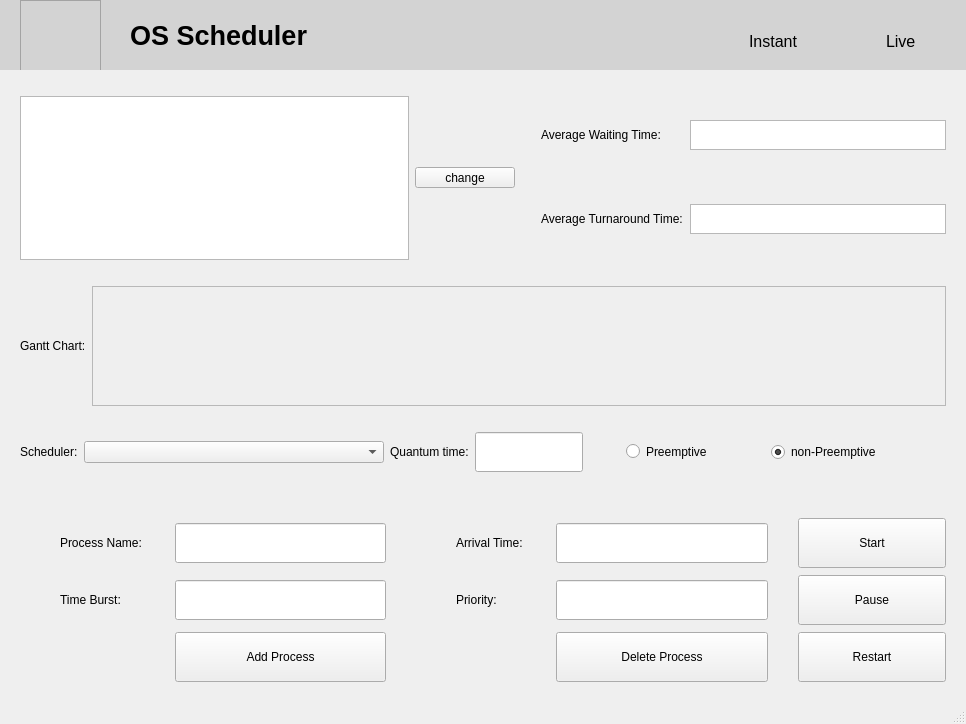
Before: the Qt Designer form frontend/mainwindow.ui in ASolimanA/OS-Scheduler, drawn with Qt 5.
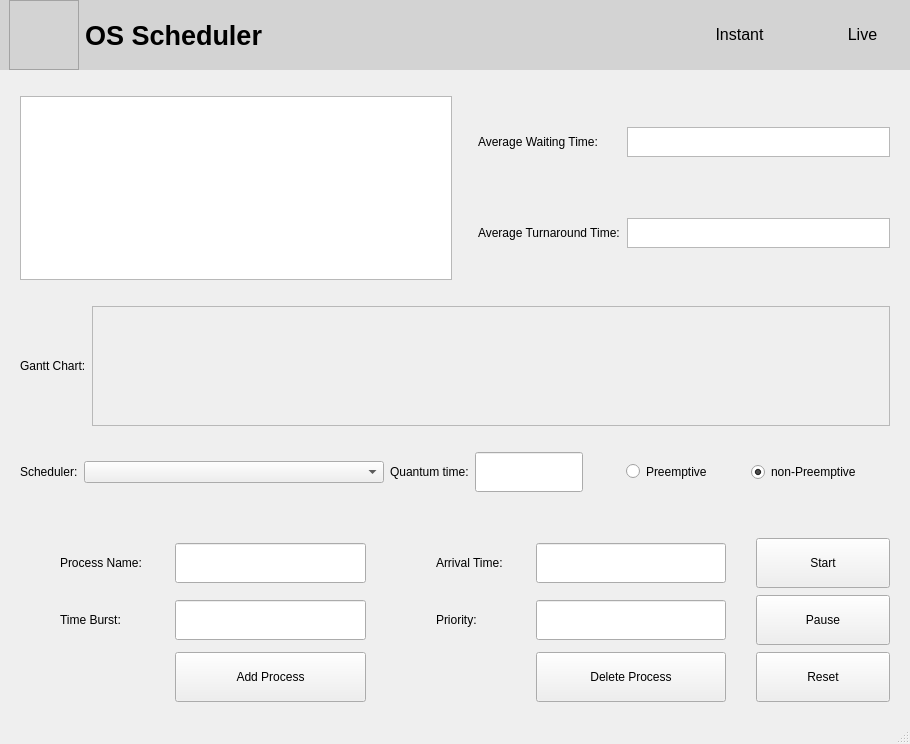
After: the same form once the commit is applied.

Commit message: Enhance process table by adding Arrival Time column and updating related functionalities; improve progress bar display precision. migrate change table functionality to table itself centered toggle button with text and anchored to the right of the menu bar

What changed in the file:
```diff
--- a/frontend/mainwindow.ui
+++ b/frontend/mainwindow.ui
@@ -6,8 +6,8 @@
    <rect>
     <x>0</x>
     <y>0</y>
-    <width>966</width>
-    <height>724</height>
+    <width>910</width>
+    <height>744</height>
    </rect>
   </property>
   <property name="windowTitle">
@@ -27,115 +27,6 @@
     <property name="bottomMargin">
      <number>0</number>
     </property>
-    <item row="0" column="0">
-     <widget class="QWidget" name="widget" native="true">
-      <property name="minimumSize">
-       <size>
-        <width>0</width>
-        <height>70</height>
-       </size>
-      </property>
-      <property name="maximumSize">
-       <size>
-        <width>16777215</width>
-        <height>70</height>
-       </size>
-      </property>
-      <property name="styleSheet">
-       <string notr="true">background-color:lightgrey;</string>
-      </property>
-      <widget class="QLabel" name="label_9">
-       <property name="geometry">
-        <rect>
-         <x>130</x>
-         <y>0</y>
-         <width>301</width>
-         <height>71</height>
-        </rect>
-       </property>
-       <property name="font">
-        <font>
-         <family>Segoe UI</family>
-         <pointsize>20</pointsize>
-         <italic>false</italic>
-         <bold>true</bold>
-        </font>
-       </property>
-       <property name="styleSheet">
-        <string notr="true">font: 700 20pt &quot;Segoe UI&quot;;
-color:black;</string>
-       </property>
-       <property name="text">
-        <string>OS Scheduler</string>
-       </property>
-      </widget>
-      <widget class="QGraphicsView" name="graphicsView">
-       <property name="geometry">
-        <rect>
-         <x>20</x>
-         <y>0</y>
-         <width>81</width>
-         <height>71</height>
-        </rect>
-       </property>
-       <property name="styleSheet">
-        <string notr="true"/>
-       </property>
-      </widget>
-      <widget class="QWidget" name="layoutWidget">
-       <property name="geometry">
-        <rect>
-         <x>749</x>
-         <y>20</y>
-         <width>191</width>
-         <height>43</height>
-        </rect>
-       </property>
-       <layout class="QHBoxLayout" name="horizontalLayout_3">
-        <item>
-         <widget class="QLabel" name="label_10">
-          <property name="font">
-           <font>
-            <pointsize>12</pointsize>
-           </font>
-          </property>
-          <property name="styleSheet">
-           <string notr="true">color: black</string>
-          </property>
-          <property name="text">
-           <string>Instant</string>
-          </property>
-         </widget>
-        </item>
-        <item>
-         <widget class="QWidget" name="toggle_button" native="true">
-          <property name="minimumSize">
-           <size>
-            <width>71</width>
-            <height>41</height>
-           </size>
-          </property>
-         </widget>
-        </item>
-        <item>
-         <widget class="QLabel" name="label_11">
-          <property name="font">
-           <font>
-            <pointsize>12</pointsize>
-           </font>
-          </property>
-          <property name="styleSheet">
-           <string notr="true">color: black</string>
-          </property>
-          <property name="text">
-           <string>Live</string>
-          </property>
-         </widget>
-        </item>
-       </layout>
-      </widget>
-     </widget>
-    </item>
     <item row="1" column="0">
      <layout class="QGridLayout" name="gridLayout_3">
       <property name="leftMargin">
@@ -150,10 +41,7 @@
       <property name="bottomMargin">
        <number>20</number>
       </property>
-      <item row="0" column="0">
-       <widget class="QTableView" name="tableView"/>
-      </item>
-      <item row="0" column="2">
+      <item row="0" column="1">
        <layout class="QGridLayout" name="gridLayout_2">
         <property name="leftMargin">
          <number>20</number>
@@ -221,18 +109,8 @@
         </item>
        </layout>
       </item>
-      <item row="0" column="1">
-       <widget class="QToolButton" name="changeButton">
-        <property name="minimumSize">
-         <size>
-          <width>100</width>
-          <height>0</height>
-         </size>
-        </property>
-        <property name="text">
-         <string>change</string>
-        </property>
-       </widget>
+      <item row="0" column="0">
+       <widget class="QTableView" name="tableView"/>
       </item>
      </layout>
     </item>
@@ -273,7 +151,7 @@
           <rect>
            <x>0</x>
            <y>0</y>
-           <width>839</width>
+           <width>798</width>
            <height>118</height>
           </rect>
          </property>
@@ -546,12 +424,171 @@
          </size>
         </property>
         <property name="text">
-         <string>Restart</string>
+         <string>Reset</string>
         </property>
        </widget>
       </item>
      </layout>
     </item>
+    <item row="0" column="0">
+     <widget class="QWidget" name="menuBar" native="true">
+      <property name="minimumSize">
+       <size>
+        <width>0</width>
+        <height>70</height>
+       </size>
+      </property>
+      <property name="maximumSize">
+       <size>
+        <width>16777215</width>
+        <height>70</height>
+       </size>
+      </property>
+      <property name="styleSheet">
+       <string notr="true">background-color:lightgrey;</string>
+      </property>
+      <layout class="QHBoxLayout" name="horizontalLayout_3">
+       <property name="leftMargin">
+        <number>9</number>
+       </property>
+       <property name="topMargin">
+        <number>0</number>
+       </property>
+       <property name="bottomMargin">
+        <number>0</number>
+       </property>
+       <item>
+        <widget class="QGraphicsView" name="graphicsView">
+         <property name="sizePolicy">
+          <sizepolicy hsizetype="Fixed" vsizetype="Fixed">
+           <horstretch>0</horstretch>
+           <verstretch>0</verstretch>
+          </sizepolicy>
+         </property>
+         <property name="minimumSize">
+          <size>
+           <width>70</width>
+           <height>70</height>
+          </size>
+         </property>
+         <property name="maximumSize">
+          <size>
+           <width>70</width>
+           <height>70</height>
+          </size>
+         </property>
+         <property name="styleSheet">
+          <string notr="true"/>
+         </property>
+        </widget>
+       </item>
+       <item>
+        <widget class="QLabel" name="titleView">
+         <property name="font">
+          <font>
+           <family>Segoe UI</family>
+           <pointsize>20</pointsize>
+           <italic>false</italic>
+           <bold>true</bold>
+          </font>
+         </property>
+         <property name="styleSheet">
+          <string notr="true">font: 700 20pt &quot;Segoe UI&quot;;
+color:black;</string>
+         </property>
+         <property name="text">
+          <string>OS Scheduler</string>
+         </property>
+        </widget>
+       </item>
+       <item>
+        <widget class="QWidget" name="toggleWidget" native="true">
+         <property name="minimumSize">
+          <size>
+           <width>200</width>
+           <height>69</height>
+          </size>
+         </property>
+         <property name="maximumSize">
+          <size>
+           <width>200</width>
+           <height>69</height>
+          </size>
+         </property>
+         <layout class="QHBoxLayout" name="toggleLayout">
+          <property name="spacing">
+           <number>2</number>
+          </property>
+          <property name="topMargin">
+           <number>5</number>
+          </property>
+          <property name="bottomMargin">
+           <number>5</number>
+          </property>
+          <item>
+           <widget class="QLabel" name="label_10">
+            <property name="font">
+             <font>
+              <pointsize>12</pointsize>
+             </font>
+            </property>
+            <property name="styleSheet">
+             <string notr="true">color: black</string>
+            </property>
+            <property name="text">
+             <string>Instant</string>
+            </property>
+            <property name="alignment">
+             <set>Qt::AlignmentFlag::AlignCenter</set>
+            </property>
+            <property name="margin">
+             <number>5</number>
+            </property>
+           </widget>
+          </item>
+          <item>
+           <widget class="QWidget" name="toggle_button" native="true">
+            <property name="minimumSize">
+             <size>
+              <width>60</width>
+              <height>30</height>
+             </size>
+            </property>
+            <property name="maximumSize">
+             <size>
+              <width>60</width>
+              <height>30</height>
+             </size>
+            </property>
+           </widget>
+          </item>
+          <item>
+           <widget class="QLabel" name="label_11">
+            <property name="font">
+             <font>
+              <pointsize>12</pointsize>
+             </font>
+            </property>
+            <property name="styleSheet">
+             <string notr="true">color: black</string>
+            </property>
+            <property name="text">
+             <string>Live</string>
+            </property>
+            <property name="alignment">
+             <set>Qt::AlignmentFlag::AlignCenter</set>
+            </property>
+            <property name="margin">
+             <number>5</number>
+            </property>
+           </widget>
+          </item>
+         </layout>
+        </widget>
+       </item>
+      </layout>
+     </widget>
+    </item>
    </layout>
   </widget>
   <widget class="QMenuBar" name="menubar">
```
Left out of the diff: 4 changed lines with no effect on the pictures. The commit also changes 3 other files.
